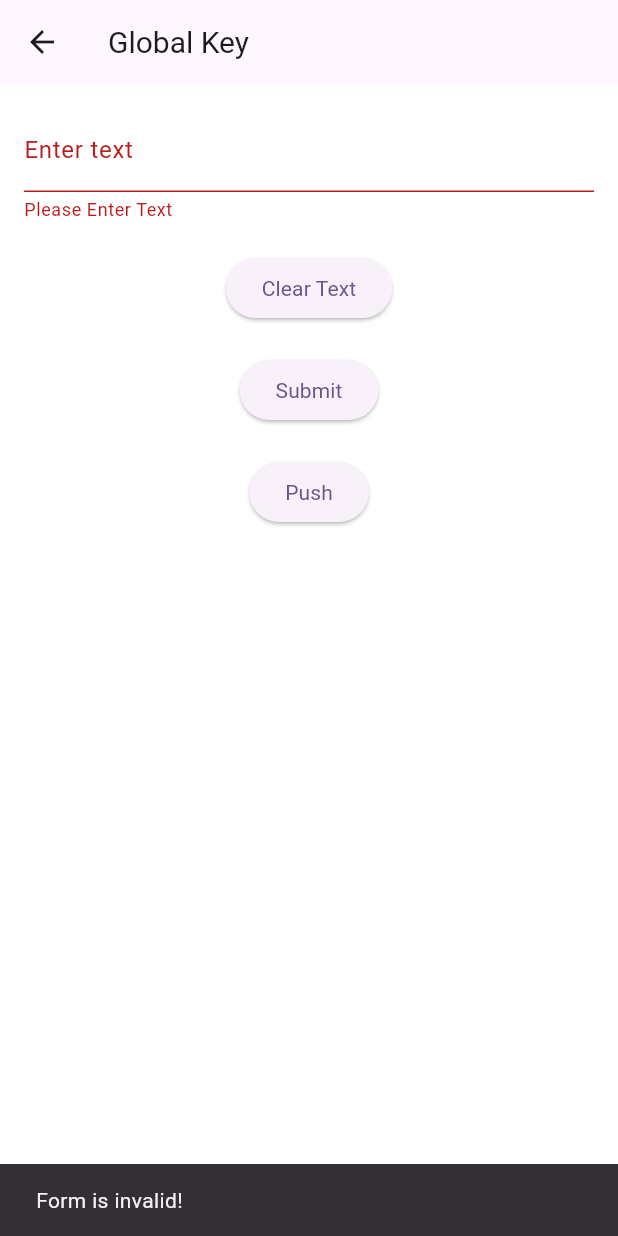
After one commit to thedev97/Master-in-Flutter, a Flutter app: the FirstScreen screen opened directly, after a tap on "Submit", on a phone screen of 412 x 824 dp. The commit adds this screen. Run offline on Flutter 3.47's test engine with Material 3 defaults, Android fonts, the phone set to English and light mode, and no system bars; our stand-ins replace equatable, get_it.

Commit message:
Flutter Key Implementation

```diff
--- a/lib/Extensions/extension.dart
+++ b/lib/Extensions/extension.dart
@@ -7,6 +7,6 @@ void main(){
 
 extension on DateTime {
   get myCurrentDate {
-    return "${this.day}/${this.month}/${this.year}";
+    return "$day/$month/$year";
   }
 }
--- a/lib/Factory/factory.dart
+++ b/lib/Factory/factory.dart
@@ -8,9 +8,7 @@ class Person {
   Person(this.age, this.name);
 
   factory Person.p1() {
-    if (person1 == null) {
-      person1 = Person(15, "Soumya");
-    }
+    person1 ??= Person(15, "Soumya");
     return person1!;
   }
 }
--- /dev/null
+++ b/lib/FlutterKey/global_key.dart
@@ -0,0 +1,126 @@
+import 'package:flutter/material.dart';
+
+/// 1-> Accessing the state of the widget across the widget tree.
+/// 3-> Form validation
+class FirstScreen extends StatefulWidget {
+  const FirstScreen({super.key});
+
+  @override
+  State<FirstScreen> createState() => _FirstScreenState();
+}
+
+class _FirstScreenState extends State<FirstScreen> {
+  final GlobalKey<FormState> _formKey = GlobalKey<FormState>();
+  final TextEditingController _textController = TextEditingController();
+
+  @override
+  Widget build(BuildContext context) {
+    return Scaffold(
+      appBar: AppBar(
+          title: const Text(
+        'Global Key',
+        style: TextStyle(fontWeight: FontWeight.w400, fontSize: 20),
+      )),
+      body: Padding(
+        padding: const EdgeInsets.all(16.0),
+        child: Column(
+          children: [
+            Form(
+              key: _formKey,
+              child: TextFormField(
+                controller: _textController,
+                decoration: const InputDecoration(labelText: 'Enter text'),
+                validator: (value) {
+                  if (value == null || value.isEmpty) {
+                    return 'Please Enter Text';
+                  }
+                  return null;
+                },
+              ),
+            ),
+            const SizedBox(height: 20),
+            ElevatedButton(
+              onPressed: _clearText,
+              child: const Text(
+                'Clear Text',
+                style: TextStyle(fontWeight: FontWeight.w400, fontSize: 14),
+              ),
+            ),
+            const SizedBox(height: 20),
+            ElevatedButton(
+              onPressed: _validateForm,
+              child: const Text('Submit',
+                  style: TextStyle(fontWeight: FontWeight.w400, fontSize: 14)),
+            ),
+            const SizedBox(height: 20),
+            ElevatedButton(
+              onPressed: _navigatingToSecond,
+              child: const Text(
+                'Push',
+                style: TextStyle(fontWeight: FontWeight.w400, fontSize: 14),
+              ),
+            ),
+          ],
+        ),
+      ),
+    );
+  }
+
+  void _clearText() {
+    _textController.clear();
+  }
+
+  void _navigatingToSecond() =>
+      Navigator.of(context).pushNamed('/secondScreen');
+
+  void _validateForm() {
+    if (_formKey.currentState?.validate() ?? false) {
+      ScaffoldMessenger.of(context).showSnackBar(
+        const SnackBar(content: Text('Form is valid!')),
+      );
+    } else {
+      ScaffoldMessenger.of(context).showSnackBar(
+        const SnackBar(content: Text('Form is invalid!')),
+      );
+    }
+  }
+}
+
+/// 2-> Navigating to the second screen and it should displayed
+/// the updated ui based on certain conditions.
+class SecondScreen extends StatefulWidget {
+  const SecondScreen({super.key});
+
+  @override
+  State<SecondScreen> createState() => _SecondScreenState();
+}
+
+class _SecondScreenState extends State<SecondScreen> {
+  final ScrollController _scrollController = ScrollController();
+
+  @override
+  void initState() {
+    super.initState();
+    // Scroll to a specific position when the page loads
+    WidgetsBinding.instance.addPostFrameCallback((_) {
+      _scrollController.jumpTo(10.0); // Scroll to offset 10.0
+    });
+  }
+
+  @override
+  Widget build(BuildContext context) {
+    return Scaffold(
+        appBar: AppBar(title: const Text('Second Page')),
+        body: ListView(
+          controller: _scrollController,
+          children: List.generate(
+              100,
+              (index) => ListTile(
+                      title: Text(
+                    'Item $index',
+                    style: const TextStyle(
+                        fontWeight: FontWeight.w400, fontSize: 14),
+                  ))),
+        ));
+  }
+}
--- /dev/null
+++ b/lib/FlutterKey/model/user.dart
@@ -0,0 +1,6 @@
+class User {
+  final int id;
+  final String name;
+
+  User(this.id, this.name);
+}
--- /dev/null
+++ b/lib/FlutterKey/widgets/user_tile.dart
@@ -0,0 +1,20 @@
+import 'package:flutter/material.dart';
+import 'package:flutter_interview_ques/FlutterKey/model/user.dart';
+
+class UserTile extends StatelessWidget {
+  final User user;
+
+  const UserTile({required Key key, required this.user}) : super(key: key);
+
+  @override
+  Widget build(BuildContext context) {
+    return ListTile(
+      title: Text(user.name,
+          style: const TextStyle(fontWeight: FontWeight.w400, fontSize: 14)),
+      subtitle: Text(
+        'User ID: ${user.id.toString()}',
+        style: const TextStyle(fontWeight: FontWeight.w400, fontSize: 12),
+      ),
+    );
+  }
+}
--- a/lib/main.dart
+++ b/lib/main.dart
@@ -2,7 +2,6 @@ import 'package:flutter/material.dart';
 import 'package:flutter_interview_ques/DependencyInjection/injection_container.dart';
 import 'package:flutter_interview_ques/InheritedWidget/state_widget.dart';
 import 'package:flutter_interview_ques/Routing/RoutingManagement/route_generator.dart';
-import 'Routing/Screens/first.dart';
 
 void main() {
   setup();
```
Also changed, not shown: lib/FlutterKey/object_key.dart (added, +71 -0 lines), lib/FlutterKey/unique_key.dart (added, +71 -0 lines), lib/FlutterKey/value_key.dart (added, +97 -0 lines), lib/FlutterKey/widgets/filter.dart (added, +64 -0 lines), lib/Routing/RoutingManagement/route_generator.dart (+7 -9 lines).
